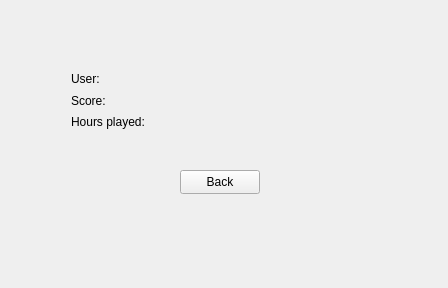
Before: the Qt Designer form TheGame/TheGame_Client/ProfileWidget.ui in DavidMacovei/TheGame, drawn with Qt 5.
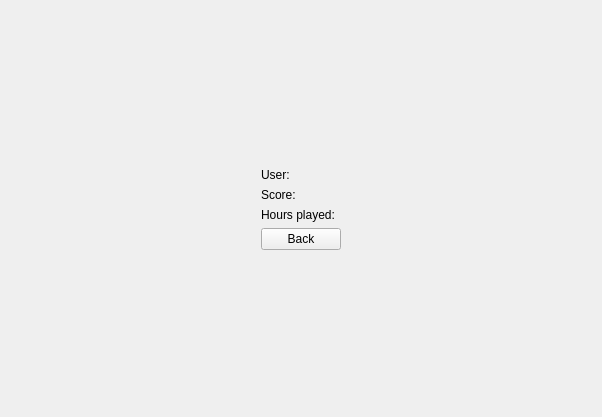
After: the same form once the commit is applied.

Diff of the .ui file:
```diff
--- a/TheGame/TheGame_Client/ProfileWidget.ui
+++ b/TheGame/TheGame_Client/ProfileWidget.ui
@@ -6,41 +6,56 @@
    <rect>
     <x>0</x>
     <y>0</y>
-    <width>448</width>
-    <height>288</height>
+    <width>602</width>
+    <height>417</height>
    </rect>
   </property>
   <property name="windowTitle">
    <string>ProfileWidget</string>
   </property>
-  <widget class="QPushButton" name="backButton">
-   <property name="geometry">
-    <rect>
-     <x>180</x>
-     <y>170</y>
-     <width>80</width>
-     <height>24</height>
-    </rect>
-   </property>
-   <property name="text">
-    <string>Back</string>
-   </property>
-  </widget>
-  <widget class="QWidget" name="">
-   <property name="geometry">
-    <rect>
-     <x>60</x>
-     <y>60</y>
-     <width>101</width>
-     <height>81</height>
-    </rect>
-   </property>
+  <layout class="QGridLayout" name="gridLayout_2">
+   <item row="0" column="0">
+    <widget class="QWidget" name="widget_2" native="true">
+     <layout class="QGridLayout" name="gridLayout">
+      <item row="0" column="0">
+       <spacer name="horizontalSpacer">
+        <property name="orientation">
+         <enum>Qt::Orientation::Horizontal</enum>
+        </property>
+        <property name="sizeHint" stdset="0">
+         <size>
+          <width>40</width>
+          <height>20</height>
+         </size>
+        </property>
+       </spacer>
+      </item>
+      <item row="0" column="1">
+       <widget class="QWidget" name="widget" native="true">
+        <layout class="QVBoxLayout" name="verticalLayout_2">
+         <item>
    <layout class="QVBoxLayout" name="verticalLayout">
+           <item>
+            <spacer name="verticalSpacer_2">
+             <property name="orientation">
+              <enum>Qt::Orientation::Vertical</enum>
+             </property>
+             <property name="sizeHint" stdset="0">
+              <size>
+               <width>20</width>
+               <height>40</height>
+              </size>
+             </property>
+            </spacer>
+           </item>
     <item>
      <widget class="QLabel" name="usernameLabel">
       <property name="text">
        <string>User:</string>
       </property>
+             <property name="alignment">
+              <set>Qt::AlignmentFlag::AlignLeading|Qt::AlignmentFlag::AlignLeft|Qt::AlignmentFlag::AlignVCenter</set>
+             </property>
      </widget>
     </item>
     <item>
@@ -48,6 +63,9 @@
       <property name="text">
        <string>Score:</string>
       </property>
+             <property name="alignment">
+              <set>Qt::AlignmentFlag::AlignLeading|Qt::AlignmentFlag::AlignLeft|Qt::AlignmentFlag::AlignVCenter</set>
+             </property>
      </widget>
     </item>
     <item>
@@ -57,8 +75,54 @@
       </property>
      </widget>
     </item>
-   </layout>
-  </widget>
+           <item alignment="Qt::AlignmentFlag::AlignHCenter">
+            <widget class="QPushButton" name="backButton">
+             <property name="sizePolicy">
+              <sizepolicy hsizetype="Fixed" vsizetype="Fixed">
+               <horstretch>0</horstretch>
+               <verstretch>0</verstretch>
+              </sizepolicy>
+             </property>
+             <property name="text">
+              <string>Back</string>
+             </property>
+            </widget>
+           </item>
+           <item>
+            <spacer name="verticalSpacer">
+             <property name="orientation">
+              <enum>Qt::Orientation::Vertical</enum>
+             </property>
+             <property name="sizeHint" stdset="0">
+              <size>
+               <width>20</width>
+               <height>40</height>
+              </size>
+             </property>
+            </spacer>
+           </item>
+          </layout>
+         </item>
+        </layout>
+       </widget>
+      </item>
+      <item row="0" column="2">
+       <spacer name="horizontalSpacer_2">
+        <property name="orientation">
+         <enum>Qt::Orientation::Horizontal</enum>
+        </property>
+        <property name="sizeHint" stdset="0">
+         <size>
+          <width>40</width>
+          <height>20</height>
+         </size>
+        </property>
+       </spacer>
+      </item>
+     </layout>
+    </widget>
+   </item>
+  </layout>
  </widget>
  <layoutdefault spacing="6" margin="11"/>
  <resources/>
```
Lines whose indentation alone changed are shown as unchanged.
